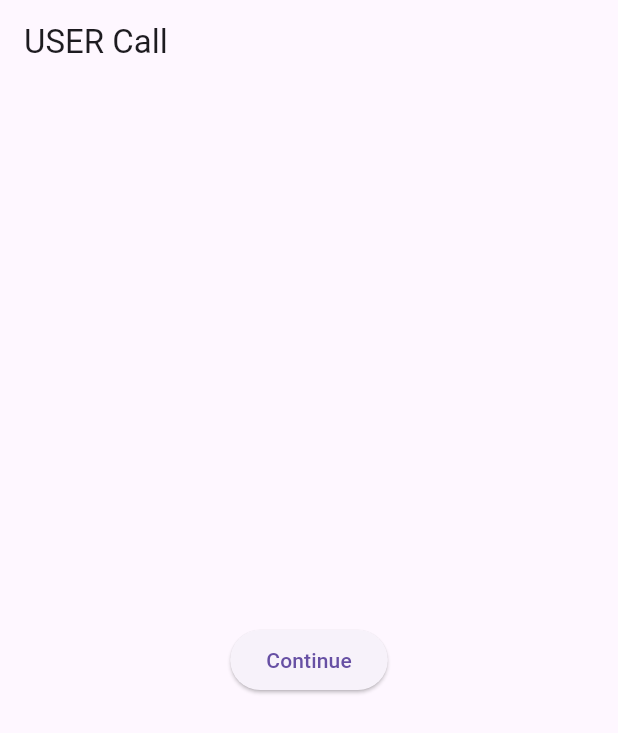
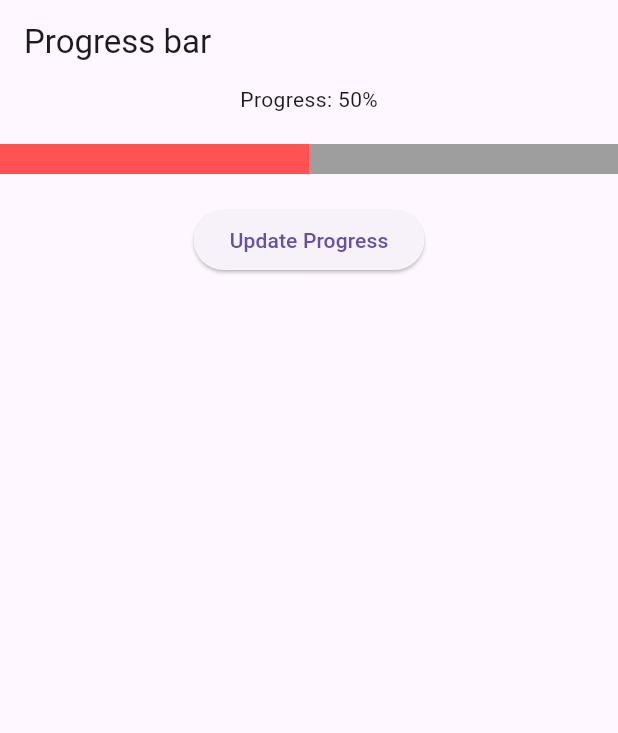
Before and after one commit to Ebadzmn/Sample_data, a Flutter app: the screen it shows after launch, on a phone screen of 412 x 824 dp. Shown: the top 733 px of the screen. Run offline on Flutter 3.47's test engine with Material 3 defaults, Android fonts, the phone set to English and light mode, and no system bars; our stand-ins replace video_player.

Commit message:
progress_bar.dart

```diff
--- a/lib/app.dart
+++ b/lib/app.dart
@@ -8,6 +8,7 @@ import 'package:sampledata/Movie/ui/video_player.dart';
 import 'package:sampledata/api/sample2.dart';
 import 'package:sampledata/api/semple.dart';
 import 'package:sampledata/paidUserHandle/ui/user_Call.dart';
+import 'package:sampledata/progress_bar/progress_bar.dart';
 import 'package:sampledata/stack_learn.dart';
 
 class App extends StatefulWidget {
@@ -21,7 +22,7 @@ class _AppState extends State<App> {
   @override
   Widget build(BuildContext context) {
     return MaterialApp(
-      home: UserCall(),
+      home: ProgressBar(),
     );
   }
 }
--- /dev/null
+++ b/lib/progress_bar/progress_bar.dart
@@ -0,0 +1,60 @@
+import 'dart:convert';
+
+import 'package:flutter/material.dart';
+
+class ProgressBar extends StatefulWidget {
+  const ProgressBar({super.key});
+
+  @override
+  State<ProgressBar> createState() => _ProgressBarState();
+}
+
+class _ProgressBarState extends State<ProgressBar> {
+  double _progrssValue = 0.0;
+
+  String jsonData = '{"progress": 0.5}';
+
+  @override
+  void initState() {
+    // TODO: implement initState
+    super.initState();
+    updateProgressFromJson();
+  }
+
+  void updateProgressFromJson () {
+    final Map<String ,dynamic> data = json.decode(jsonData);
+    setState(() {
+      _progrssValue = (data['progress'] as num).toDouble();
+    });
+  }
+
+  @override
+  Widget build(BuildContext context) {
+    return Scaffold(
+      appBar: AppBar(
+        title: Text('Progress bar'),
+      ),
+      body: Center(
+        child: Column(
+          children: [
+            Text("Progress: ${(_progrssValue * 100).toStringAsFixed(0)}%"),
+            SizedBox(height: 20,),
+            LinearProgressIndicator(
+              value: _progrssValue,
+              minHeight: 20,
+              backgroundColor: Colors.grey,
+              color: Colors.redAccent,
+            ),
+            SizedBox(height: 20,),
+            ElevatedButton(onPressed: () {
+              setState(() {
+                jsonData = '{"progress" : 0.1}';
+                updateProgressFromJson();
+              });
+            }, child: Text('Update Progress'))
+          ],
+        ),
+      ),
+    );
+  }
+}
```
